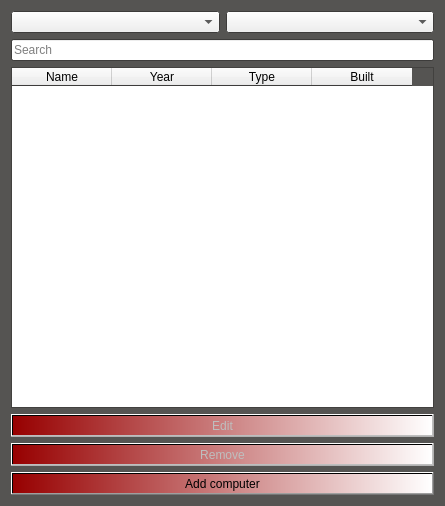
Old version of the form EndurvinnslustöðATeam/Skil3/Ui/computerdisplay.ui in the repository trunti/verklegtn-m.
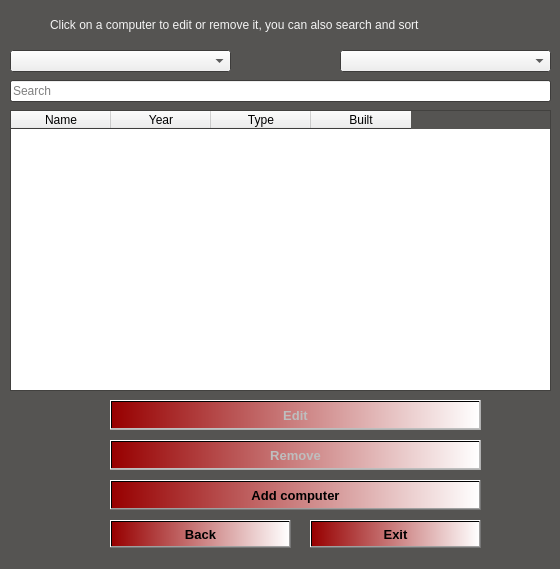
New version of the form. Icons and pictures are not drawn.

Patch:
```diff
--- a/EndurvinnslustöðATeam/Skil3/Ui/computerdisplay.ui
+++ b/EndurvinnslustöðATeam/Skil3/Ui/computerdisplay.ui
@@ -6,8 +6,8 @@
    <rect>
     <x>0</x>
     <y>0</y>
-    <width>445</width>
-    <height>506</height>
+    <width>560</width>
+    <height>569</height>
    </rect>
   </property>
   <property name="palette">
@@ -81,35 +81,173 @@
    <iconset resource="../resource.qrc">
     <normaloff>:/icons/santa.png</normaloff>:/icons/santa.png</iconset>
   </property>
-  <layout class="QVBoxLayout" name="verticalLayout_3">
-   <item>
-    <layout class="QVBoxLayout" name="verticalLayout_2">
-     <item>
-      <layout class="QVBoxLayout" name="verticalLayout">
-       <item>
-        <layout class="QHBoxLayout" name="horizontalLayout_2">
-         <item>
-          <widget class="QComboBox" name="dropdown_order_by"/>
-         </item>
-         <item>
-          <widget class="QComboBox" name="dropdown_order_by_ascending"/>
-         </item>
-        </layout>
-       </item>
-       <item>
+  <widget class="QPushButton" name="Button_remove_comp">
+   <property name="enabled">
+    <bool>false</bool>
+   </property>
+   <property name="geometry">
+    <rect>
+     <x>110</x>
+     <y>440</y>
+     <width>371</width>
+     <height>30</height>
+    </rect>
+   </property>
+   <property name="font">
+    <font>
+     <pointsize>10</pointsize>
+     <weight>75</weight>
+     <bold>true</bold>
+    </font>
+   </property>
+   <property name="styleSheet">
+    <string notr="true">background-color: qlineargradient(spread:pad, x1:0, y1:0, x2:1, y2:0, stop:0 rgba(151, 0, 0, 255), stop:1 rgba(255, 255, 255, 255));
+</string>
+   </property>
+   <property name="text">
+    <string>Remove</string>
+   </property>
+  </widget>
+  <widget class="QPushButton" name="pushButton_add_computer">
+   <property name="geometry">
+    <rect>
+     <x>110</x>
+     <y>480</y>
+     <width>371</width>
+     <height>30</height>
+    </rect>
+   </property>
+   <property name="font">
+    <font>
+     <pointsize>10</pointsize>
+     <weight>75</weight>
+     <bold>true</bold>
+    </font>
+   </property>
+   <property name="styleSheet">
+    <string notr="true">background-color: qlineargradient(spread:pad, x1:0, y1:0, x2:1, y2:0, stop:0 rgba(151, 0, 0, 255), stop:1 rgba(255, 255, 255, 255));
+</string>
+   </property>
+   <property name="text">
+    <string>Add computer</string>
+   </property>
+  </widget>
+  <widget class="QPushButton" name="Button_edit">
+   <property name="enabled">
+    <bool>false</bool>
+   </property>
+   <property name="geometry">
+    <rect>
+     <x>110</x>
+     <y>400</y>
+     <width>371</width>
+     <height>30</height>
+    </rect>
+   </property>
+   <property name="font">
+    <font>
+     <pointsize>10</pointsize>
+     <weight>75</weight>
+     <bold>true</bold>
+    </font>
+   </property>
+   <property name="styleSheet">
+    <string notr="true">background-color: qlineargradient(spread:pad, x1:0, y1:0, x2:1, y2:0, stop:0 rgba(151, 0, 0, 255), stop:1 rgba(255, 255, 255, 255));
+</string>
+   </property>
+   <property name="text">
+    <string>Edit</string>
+   </property>
+  </widget>
+  <widget class="QPushButton" name="Button_back">
+   <property name="geometry">
+    <rect>
+     <x>110</x>
+     <y>520</y>
+     <width>181</width>
+     <height>28</height>
+    </rect>
+   </property>
+   <property name="font">
+    <font>
+     <pointsize>10</pointsize>
+     <weight>75</weight>
+     <bold>true</bold>
+    </font>
+   </property>
+   <property name="styleSheet">
+    <string notr="true">background-color: qlineargradient(spread:pad, x1:0, y1:0, x2:1, y2:0, stop:0 rgba(151, 0, 0, 255), stop:1 rgba(255, 255, 255, 255));</string>
+   </property>
+   <property name="text">
+    <string>Back</string>
+   </property>
+  </widget>
+  <widget class="QPushButton" name="Button_exit">
+   <property name="geometry">
+    <rect>
+     <x>310</x>
+     <y>520</y>
+     <width>171</width>
+     <height>28</height>
+    </rect>
+   </property>
+   <property name="font">
+    <font>
+     <pointsize>10</pointsize>
+     <weight>75</weight>
+     <bold>true</bold>
+    </font>
+   </property>
+   <property name="styleSheet">
+    <string notr="true">background-color: qlineargradient(spread:pad, x1:0, y1:0, x2:1, y2:0, stop:0 rgba(151, 0, 0, 255), stop:1 rgba(255, 255, 255, 255));</string>
+   </property>
+   <property name="text">
+    <string>Exit</string>
+   </property>
+  </widget>
         <widget class="QLineEdit" name="Search_window">
+   <property name="geometry">
+    <rect>
+     <x>10</x>
+     <y>80</y>
+     <width>541</width>
+     <height>22</height>
+    </rect>
+   </property>
          <property name="placeholderText">
           <string>Search</string>
          </property>
         </widget>
-       </item>
-      </layout>
-     </item>
-     <item>
+  <widget class="QLabel" name="label">
+   <property name="geometry">
+    <rect>
+     <x>50</x>
+     <y>10</y>
+     <width>511</width>
+     <height>31</height>
+    </rect>
+   </property>
+   <property name="font">
+    <font>
+     <pointsize>10</pointsize>
+    </font>
+   </property>
+   <property name="text">
+    <string>&lt;html&gt;&lt;head/&gt;&lt;body&gt;&lt;p&gt;&lt;span style=&quot; font-size:9pt; color:#f4f4f4;&quot;&gt;Click on a computer to edit or remove it, you can also search and sort&lt;/span&gt;&lt;/p&gt;&lt;/body&gt;&lt;/html&gt;</string>
+   </property>
+  </widget>
       <widget class="QTableWidget" name="table_computer">
        <property name="enabled">
         <bool>true</bool>
        </property>
+   <property name="geometry">
+    <rect>
+     <x>10</x>
+     <y>110</y>
+     <width>541</width>
+     <height>281</height>
+    </rect>
+   </property>
        <column>
         <property name="text">
          <string>Name</string>
@@ -131,49 +269,26 @@
         </property>
        </column>
       </widget>
-     </item>
-     <item>
-      <widget class="QPushButton" name="Button_edit">
-       <property name="enabled">
-        <bool>false</bool>
-       </property>
-       <property name="styleSheet">
-        <string notr="true">background-color: qlineargradient(spread:pad, x1:0, y1:0, x2:1, y2:0, stop:0 rgba(151, 0, 0, 255), stop:1 rgba(255, 255, 255, 255));
-</string>
-       </property>
-       <property name="text">
-        <string>Edit</string>
-       </property>
-      </widget>
-     </item>
-    </layout>
-   </item>
-   <item>
-    <widget class="QPushButton" name="Button_remove_comp">
-     <property name="enabled">
-      <bool>false</bool>
-     </property>
-     <property name="styleSheet">
-      <string notr="true">background-color: qlineargradient(spread:pad, x1:0, y1:0, x2:1, y2:0, stop:0 rgba(151, 0, 0, 255), stop:1 rgba(255, 255, 255, 255));
-</string>
-     </property>
-     <property name="text">
-      <string>Remove</string>
-     </property>
-    </widget>
-   </item>
-   <item>
-    <widget class="QPushButton" name="pushButton_add_computer">
-     <property name="styleSheet">
-      <string notr="true">background-color: qlineargradient(spread:pad, x1:0, y1:0, x2:1, y2:0, stop:0 rgba(151, 0, 0, 255), stop:1 rgba(255, 255, 255, 255));
-</string>
-     </property>
-     <property name="text">
-      <string>Add computer</string>
-     </property>
-    </widget>
-   </item>
-  </layout>
+  <widget class="QComboBox" name="dropdown_order_by">
+   <property name="geometry">
+    <rect>
+     <x>10</x>
+     <y>50</y>
+     <width>221</width>
+     <height>22</height>
+    </rect>
+   </property>
+  </widget>
+  <widget class="QComboBox" name="dropdown_order_by_ascending">
+   <property name="geometry">
+    <rect>
+     <x>340</x>
+     <y>50</y>
+     <width>211</width>
+     <height>22</height>
+    </rect>
+   </property>
+  </widget>
  </widget>
  <resources>
   <include location="../resource.qrc"/>
```
Lines whose indentation alone changed are shown as unchanged.
